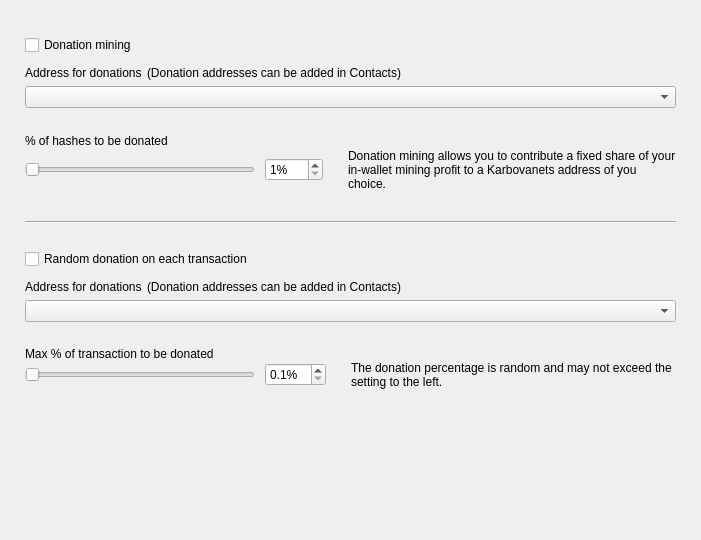
Before: the Qt Designer form src/Gui/Options/DonationOptionsFrame.ui in Karbovanets/Karbo-lite, drawn with Qt 5.
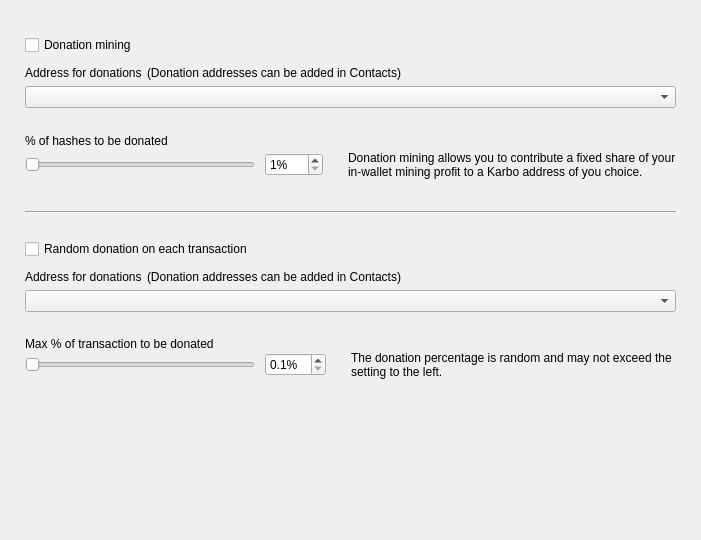
After: the same form once the commit is applied. Custom widgets are drawn as their Qt base class.

Commit message: More Karbovanets -> Karbo

Patch:
```diff
--- a/src/Gui/Options/DonationOptionsFrame.ui
+++ b/src/Gui/Options/DonationOptionsFrame.ui
@@ -161,7 +161,7 @@
          </size>
         </property>
         <property name="text">
-         <string>Donation mining allows you to contribute a fixed share of your in-wallet mining profit to a Karbovanets address of you choice.</string>
+         <string>Donation mining allows you to contribute a fixed share of your in-wallet mining profit to a Karbo address of you choice.</string>
         </property>
         <property name="wordWrap">
          <bool>true</bool>
```
The commit also changes 5 other files.
